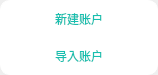
Before: the Qt Designer form control/chooseaddaccountdialog.ui in cdcchain/cdc-wallet-qt, drawn with Qt 5.
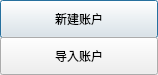
After: the same form once the commit is applied.

Commit message: Modify background color and title color

What changed in the file:
```diff
--- a/control/chooseaddaccountdialog.ui
+++ b/control/chooseaddaccountdialog.ui
@@ -28,8 +28,7 @@
     </rect>
    </property>
    <property name="styleSheet">
-    <string notr="true">QPushButton{color:rgb(22,191,175);border:1px solid white;border-top-left-radius:10px;border-top-right-radius:10px;background-color: white}
-QPushButton:hover{color:white;border:1px solid  rgb(22,191,175);background-color: rgb(22,191,175);}</string>
+    <string notr="true"/>
    </property>
    <property name="text">
     <string>新建账户</string>
@@ -45,8 +44,7 @@
     </rect>
    </property>
    <property name="styleSheet">
-    <string notr="true">QPushButton{color:rgb(22,191,175);border:1px solid white;border-bottom-left-radius:10px;border-bottom-right-radius:10px;background-color: white}
-QPushButton:hover{color:white;border:1px solid  rgb(22,191,175);background-color: rgb(22,191,175);}</string>
+    <string notr="true"/>
    </property>
    <property name="text">
     <string>导入账户</string>
```
The commit also changes 21 other files.
